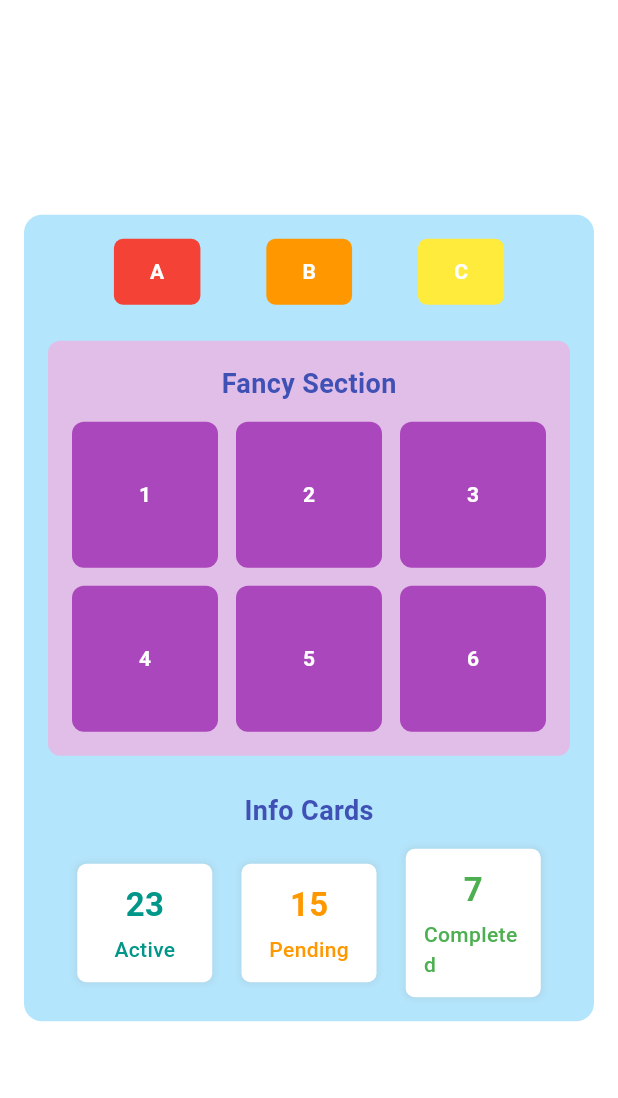
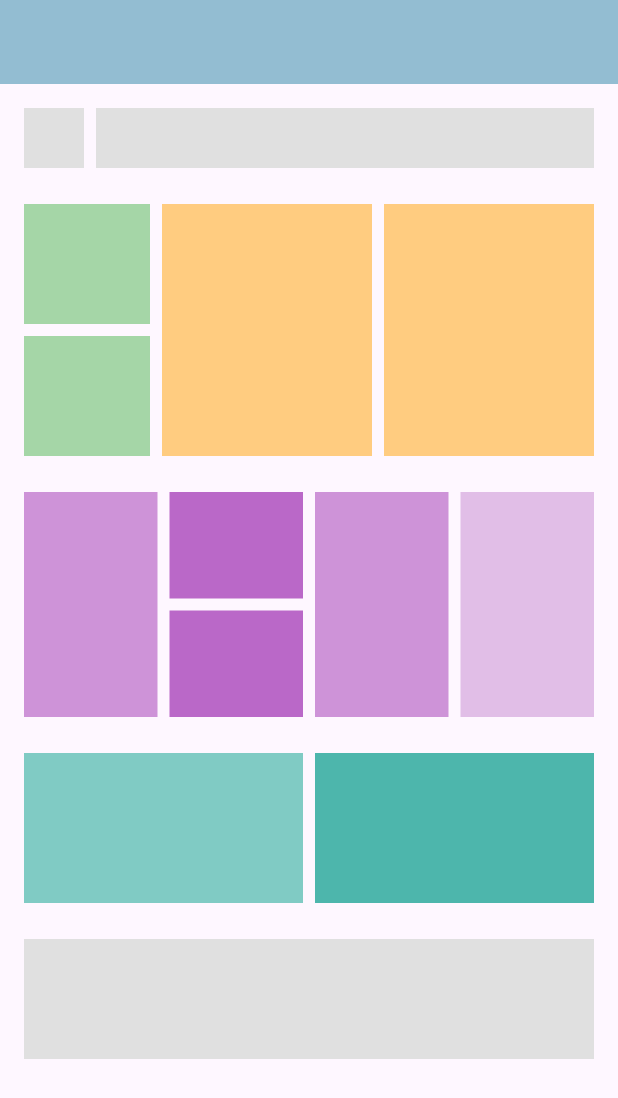
Before and after one commit to omar20270/homework1, a Flutter app: the screen it shows after launch, on a phone screen of 412 x 824 dp. Shown: the top 1098 px of the screen. Run offline on Flutter 3.47's test engine with Material 3 defaults, Android fonts, the phone set to English and light mode, and no system bars.

Commit message:
Update main.dart

```diff
--- a/flutter1task/flutter_application_1/lib/main.dart
+++ b/flutter1task/flutter_application_1/lib/main.dart
@@ -1,193 +1,166 @@
 import 'package:flutter/material.dart';
 
 void main() {
-  runApp(const MyDashboardApp());
+  runApp(const MyApp());
 }
 
-class MyDashboardApp extends StatelessWidget {
-  const MyDashboardApp({super.key});
+class MyApp extends StatelessWidget {
+  const MyApp({super.key});
 
   @override
   Widget build(BuildContext context) {
     return MaterialApp(
-      title: 'Dashboard Demo',
+      debugShowCheckedModeBanner: false,
       theme: ThemeData(
-        colorScheme: ColorScheme.fromSeed(seedColor: Colors.blue),
-        useMaterial3: true,
+        colorScheme: ColorScheme.fromSeed(seedColor: const Color.fromARGB(255, 75, 32, 148)),
       ),
-      home: const DashboardPage(),
+      home: const MyHomePage(),
     );
   }
 }
 
-class DashboardPage extends StatelessWidget {
-  const DashboardPage({super.key});
+class MyHomePage extends StatelessWidget {
+  const MyHomePage({super.key});
 
   @override
   Widget build(BuildContext context) {
     return Scaffold(
-      backgroundColor: Colors.white,
-      body: Center(
+      appBar: AppBar(
+        backgroundColor: const Color.fromARGB(255, 147, 189, 210),
+        elevation: 0,
+      ),
+      body: Padding(
+        padding: const EdgeInsets.all(16.0),
+        child: Column(
+          crossAxisAlignment: CrossAxisAlignment.stretch,
+          children: [
+            // Small square and long gray bar
+            Row(
+              children: [
+                Container(
+                  width: 40,
+                  height: 40,
+                  color: Colors.grey[300],
+                ),
+                const SizedBox(width: 8),
+                Expanded(
                   child: Container(
-          margin: const EdgeInsets.all(16),
-          padding: const EdgeInsets.all(16),
-          decoration: BoxDecoration(
-            color: Colors.lightBlue[100],
-            borderRadius: BorderRadius.circular(12),
+                    height: 40,
+                    color: Colors.grey[300],
                   ),
-          child: Column(
-            mainAxisSize: MainAxisSize.min,
-            children: [
-              // Top Buttons A, B, C
-              Row(
-                mainAxisAlignment: MainAxisAlignment.spaceEvenly,
-                children: [
-                  _buildTopButton('A', Colors.red),
-                  _buildTopButton('B', Colors.orange),
-                  _buildTopButton('C', Colors.yellow),
+                ),
               ],
             ),
             const SizedBox(height: 24),
 
-              // Fancy Section
-              Container(
-                padding: const EdgeInsets.all(16),
-                decoration: BoxDecoration(
-                  color: Colors.purple[100],
-                  borderRadius: BorderRadius.circular(8),
-                ),
+            // Green boxes on left, orange boxes on right
+            Row(
+              crossAxisAlignment: CrossAxisAlignment.start,
+              children: [
+                // Left column with 2 green boxes
+                Expanded(
                   child: Column(
                     children: [
-                    const Text(
-                      "Fancy Section",
-                      style: TextStyle(
-                        fontSize: 18,
-                        fontWeight: FontWeight.bold,
-                        color: Colors.indigo,
+                      Container(
+                        height: 80,
+                        color: Colors.green[200],
+                      ),
+                      const SizedBox(height: 8),
+                      Container(
+                        height: 80,
+                        color: Colors.green[200],
+                      ),
+                    ],
                   ),
                 ),
-                    const SizedBox(height: 12),
-                    GridView.count(
-                      shrinkWrap: true,
-                      crossAxisCount: 3,
-                      mainAxisSpacing: 12,
-                      crossAxisSpacing: 12,
-                      physics: const NeverScrollableScrollPhysics(),
-                      children: List.generate(
-                        6,
-                        (index) => _buildGridBox((index + 1).toString()),
+                const SizedBox(width: 8),
+                // Right side with 2 orange boxes
+                Container(
+                  width: 140,
+                  height: 168,
+                  color: Colors.orange[200],
+                ),
+                const SizedBox(width: 8),
+                Container(
+                  width: 140,
+                  height: 168,
+                  color: Colors.orange[200],
+                ),
+              ],
+            ),
+            const SizedBox(height: 24),
+
+            // Purple boxes row
+            Row(
+              children: [
+                Expanded(
+                  child: Container(
+                    height: 150,
+                    color: Colors.purple[200],
+                  ),
+                ),
+                const SizedBox(width: 8),
+                Expanded(
+                  child: Column(
+                    children: [
+                      Container(
+                        height: 71,
+                        color: Colors.purple[300],
+                      ),
+                      const SizedBox(height: 8),
+                      Container(
+                        height: 71,
+                        color: Colors.purple[300],
+                      ),
+                    ],
+                  ),
+                ),
+                const SizedBox(width: 8),
+                Expanded(
+                  child: Container(
+                    height: 150,
+                    color: Colors.purple[200],
+                  ),
+                ),
+                const SizedBox(width: 8),
+                Expanded(
+                  child: Container(
+                    height: 150,
+                    color: Colors.purple[100],
                   ),
                 ),
               ],
             ),
-              ),
-
             const SizedBox(height: 24),
 
-              // Info Cards
-              const Text(
-                "Info Cards",
-                style: TextStyle(
-                  fontSize: 18,
-                  fontWeight: FontWeight.bold,
-                  color: Colors.indigo,
+            // Two teal boxes
+            Row(
+              children: [
+                Expanded(
+                  child: Container(
+                    height: 100,
+                    color: Colors.teal[200],
                   ),
                 ),
-              const SizedBox(height: 12),
+                const SizedBox(width: 8),
+                Expanded(
+                  child: Container(
+                    height: 100,
+                    color: Colors.teal[300],
+                  ),
+                ),
+              ],
+            ),
+            const SizedBox(height: 24),
 
-              Row(
-                mainAxisAlignment: MainAxisAlignment.spaceEvenly,
-                children: const [
-                  InfoCard(number: "23", label: "Active", color: Colors.teal),
-                  InfoCard(number: "15", label: "Pending", color: Colors.orange),
-                  InfoCard(number: "7", label: "Completed", color: Colors.green),
-                ],
+            // Bottom gray box
+            Container(
+              height: 80,
+              color: Colors.grey[300],
             ),
           ],
         ),
       ),
-      ),
-    );
-  }
-
-  Widget _buildTopButton(String label, Color color) {
-    return Container(
-      padding: const EdgeInsets.symmetric(vertical: 12, horizontal: 24),
-      decoration: BoxDecoration(
-        color: color,
-        borderRadius: BorderRadius.circular(6),
-      ),
-      child: Text(
-        label,
-        style: const TextStyle(color: Colors.white, fontWeight: FontWeight.bold),
-      ),
-    );
-  }
-
-  Widget _buildGridBox(String text) {
-    return Container(
-      alignment: Alignment.center,
-      decoration: BoxDecoration(
-        color: Colors.purple[400],
-        borderRadius: BorderRadius.circular(8),
-      ),
-      child: Text(
-        text,
-        style: const TextStyle(color: Colors.white, fontWeight: FontWeight.bold),
-      ),
     );
   }
 }
-
-class InfoCard extends StatelessWidget {
-  final String number;
-  final String label;
-  final Color color;
-
-  const InfoCard({
-    super.key,
-    required this.number,
-    required this.label,
-    required this.color,
-  });
-
-  @override
-  Widget build(BuildContext context) {
-    return Container(
-      width: 90,
-      padding: const EdgeInsets.all(12),
-      decoration: BoxDecoration(
-        color: Colors.white,
-        borderRadius: BorderRadius.circular(6),
-        boxShadow: [
-          BoxShadow(
-            color: Colors.grey.withOpacity(0.2),
-            spreadRadius: 1,
-            blurRadius: 3,
-          ),
-        ],
-      ),
-      child: Column(
-        children: [
-          Text(
-            number,
-            style: TextStyle(
-              fontSize: 22,
-              fontWeight: FontWeight.bold,
-              color: color,
-            ),
-          ),
-          const SizedBox(height: 4),
-          Text(
-            label,
-            style: TextStyle(
-              fontSize: 14,
-              color: color,
-              fontWeight: FontWeight.w500,
-            ),
-          ),
-        ],
-      ),
-    );
-  }
-}
```
Lines whose indentation alone changed are shown as unchanged.
